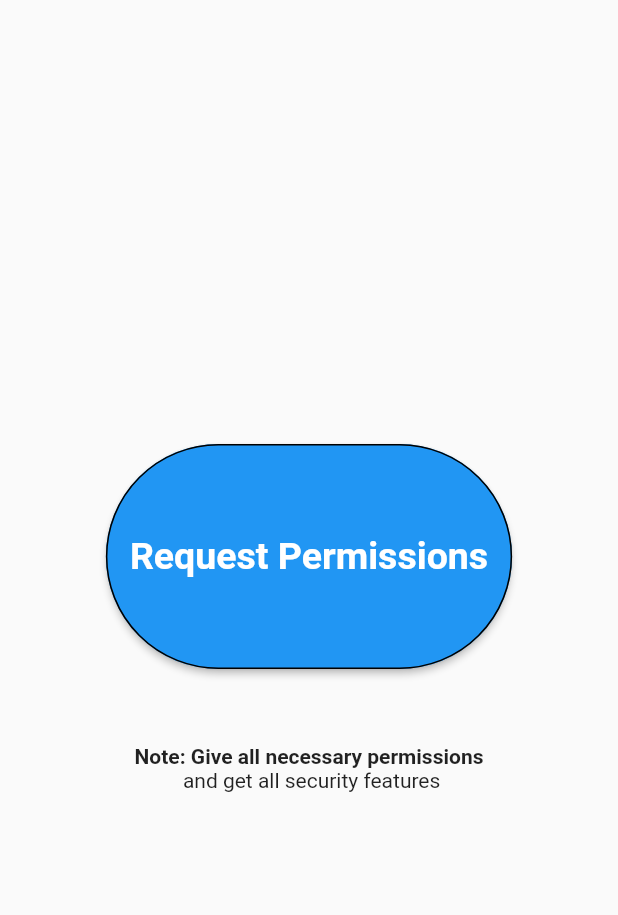
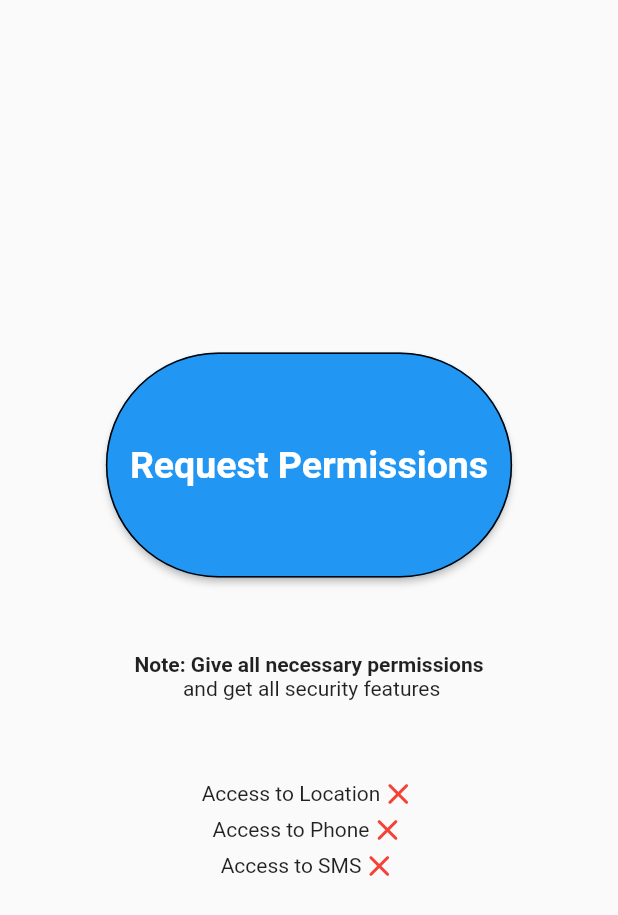
Before and after one commit to SanketSarmalkar/Stree_Kavach, a Flutter app: the RequestAccess widget shown alone on an empty page, opened directly, after a tap on "Request Permissions", on a phone screen of 412 x 824 dp. Shown: the top 915 px of the screen. Run offline on Flutter 3.47's test engine with Material 2 defaults, Android fonts, the phone set to English and light mode, and no system bars; our stand-ins replace geocoding, get, google_maps_flutter, location, permission_handler; missing offline and left inert: app_settings, flutter_phone_direct_caller, geocode, telephony.

Commit message:
permission solved

```diff
--- a/lib/controller/permissions_handler.dart
+++ b/lib/controller/permissions_handler.dart
@@ -3,9 +3,13 @@
 import 'package:get/get.dart';
 import 'package:permission_handler/permission_handler.dart';
 import 'package:location/location.dart';
+import 'package:app_settings/app_settings.dart';
 
 class PermissionsHandler extends GetxController {
   var allPermissionsGranted = "0".obs;
+  var locationPermission = false.obs;
+  var phonePermission = false.obs;
+  var smsPermission = false.obs;
   Location location = Location();
 
   Future<void> checkService() async {
@@ -14,10 +18,22 @@ class PermissionsHandler extends GetxController {
         await Permission.sms.request().isGranted) {
       allPermissionsGranted.value = "1";
     } else {
-      await Permission.location.request();
-      await Permission.phone.request();
-      await Permission.sms.request();
+      (await Permission.location.request() == true)
+          ? locationPermission.value = true
+          : null;
+      (await Permission.phone.request() == true)
+          ? phonePermission.value = true
+          : null;
+      (await Permission.sms.request() == true)
+          ? smsPermission.value = true
+          : null;
     }
     // print(_permissionGrantedLocation);
   }
+
+  Future<void> checkServiceAfterDenied() async {
+    if (!await Permission.location.request().isGranted) {
+      AppSettings.openLocationSettings();
+    }
+  }
 }
--- a/lib/screens/request_access.dart
+++ b/lib/screens/request_access.dart
@@ -16,7 +16,8 @@ class _RequestAccessState extends State<RequestAccess> {
   Widget build(BuildContext context) {
     return Container(
       child: Center(
-        child: Column(
+        child: Obx(
+          () => Column(
             mainAxisAlignment: MainAxisAlignment.center,
             children: [
               MaterialButton(
@@ -28,7 +29,7 @@ class _RequestAccessState extends State<RequestAccess> {
                 minWidth: 150,
                 color: Colors.blue,
                 onPressed: () async {
-                permissionsHandler.checkService();
+                  permissionsHandler.checkServiceAfterDenied();
                 },
                 child: const Text(
                   "Request Permissions",
@@ -47,7 +48,47 @@ class _RequestAccessState extends State<RequestAccess> {
                 style: TextStyle(fontWeight: FontWeight.bold),
               ),
               Text(" and get all security features"),
+              SizedBox(
+                height: 50,
+              ),
+              Row(
+                mainAxisAlignment: MainAxisAlignment.center,
+                children: [
+                  Text("Access to Location"),
+                  (permissionsHandler.locationPermission == true)
+                      ? const Icon(
+                          Icons.check_circle,
+                          color: Colors.green,
+                        )
+                      : const Icon(Icons.close_rounded, color: Colors.red)
                 ],
+              ),
+              Row(
+                mainAxisAlignment: MainAxisAlignment.center,
+                children: [
+                  Text("Access to Phone"),
+                  (permissionsHandler.phonePermission == true)
+                      ? const Icon(
+                          Icons.check_circle,
+                          color: Colors.green,
+                        )
+                      : const Icon(Icons.close_rounded, color: Colors.red)
+                ],
+              ),
+              Row(
+                mainAxisAlignment: MainAxisAlignment.center,
+                children: [
+                  Text("Access to SMS"),
+                  (permissionsHandler.smsPermission == true)
+                      ? const Icon(
+                          Icons.check_circle,
+                          color: Colors.green,
+                        )
+                      : const Icon(Icons.close_rounded, color: Colors.red)
+                ],
+              ),
+            ],
+          ),
         ),
       ),
     );
--- a/pubspec.yaml
+++ b/pubspec.yaml
@@ -44,6 +44,7 @@ dependencies:
   google_maps_flutter: ^2.2.5
   geocode: ^1.0.2
   geocoding: ^2.1.0
+  app_settings: ^4.2.0
 
 dev_dependencies:
   flutter_test:
```
Also changed, not shown: pubspec.lock. Lines whose indentation alone changed are shown as unchanged.
